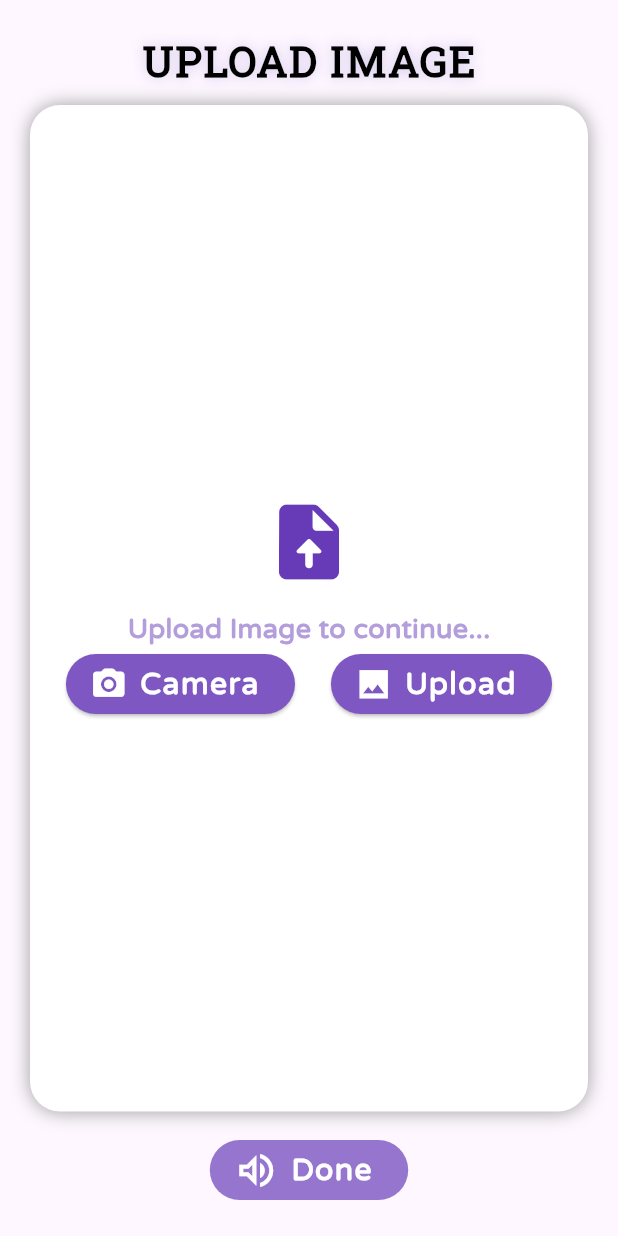
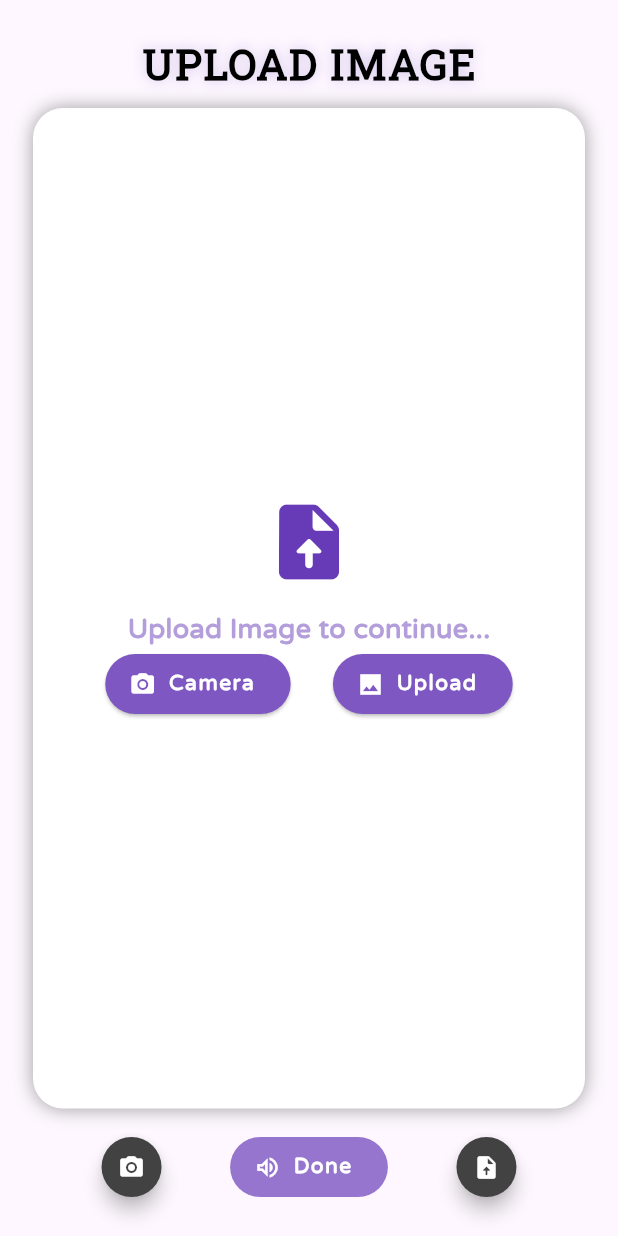
Before and after one commit to Perumallpardhiv/SignLanguage, a Flutter app: the UploadSignText screen opened by its route, after a tap on "Done", on a phone screen of 412 x 824 dp. Run offline on Flutter 3.47's test engine with Material 2 defaults, Android fonts, the phone set to English and light mode, and no system bars; our stand-ins replace action_slider, flutter_tts, get, image_picker; missing offline and left inert: tflite; statements that could not run were skipped.

Commit message:
updated upload and translate

```diff
--- a/lib/getx/upload_imgtoSign.dart
+++ b/lib/getx/upload_imgtoSign.dart
@@ -1,11 +1,14 @@
 import 'dart:io';
 import 'package:get/get.dart';
 import 'package:image_picker/image_picker.dart';
+import 'package:signlang/routes/route_constants.dart';
 import 'package:tflite/tflite.dart';
 
 class UploadImage extends GetxController {
   final ImagePicker image = ImagePicker();
   Rx<File?> selectedImage = Rx<File?>(null);
+  Rx<String> label = '_'.obs;
+  Rx<bool> isLoading = true.obs;
 
   onInit() {
     super.onInit();
@@ -34,7 +37,9 @@ class UploadImage extends GetxController {
     }
   }
 
-  void predictSign() async {
+  Future<void> predictSign() async {
+    if (selectedImage.value?.path != null) {
+      Get.toNamed(RouteConstants.textPage);
       var recognitions = await Tflite.runModelOnImage(
         path: selectedImage.value!.path,
         // numResults: 2,
@@ -43,5 +48,10 @@ class UploadImage extends GetxController {
         // imageStd: 127.5,
       );
       print(recognitions);
+      if (recognitions?.length != 0) {
+        label.value = recognitions![0]['label'];
+      }
+      isLoading.value = false;
     }
   }
+}
--- a/lib/routes/route_constants.dart
+++ b/lib/routes/route_constants.dart
@@ -1,6 +1,7 @@
 class RouteConstants {
   static const String home = '/';
   static const String upload = '/upload';
+  static const String textPage = '/textpage';
   static const String translate = '/translate';
   static const String respectiveSigns = '/respectiveSigns';
   static const String realtime = '/realtime';
--- a/lib/routes/route_manager.dart
+++ b/lib/routes/route_manager.dart
@@ -4,6 +4,7 @@ import 'package:signlang/views/screens/home.dart';
 import 'package:signlang/views/screens/learn_signs.dart';
 import 'package:signlang/views/screens/realtime_sign_to_text.dart';
 import 'package:signlang/views/screens/respective_signs.dart';
+import 'package:signlang/views/screens/respective_text_page.dart';
 import 'package:signlang/views/screens/special_sign.dart';
 import 'package:signlang/views/screens/translate_text_to_sign.dart';
 import 'package:signlang/views/screens/upload_to_Sign.dart';
@@ -16,6 +17,9 @@ class RouteManager {
 
       case RouteConstants.upload:
         return MaterialPageRoute(builder: (context) => UploadSignText());
+
+      case RouteConstants.textPage:
+        return MaterialPageRoute(builder: (context) => TextPage());
 
       case RouteConstants.translate:
         return MaterialPageRoute(builder: (context) => TranslateTextSign());
--- a/lib/views/screens/home.dart
+++ b/lib/views/screens/home.dart
@@ -23,7 +23,7 @@ class _HomeState extends State<Home> {
               child: Text(
                 "Select Required Option...",
                 style: TextStyle(
-                  fontSize: 30,
+                  fontSize: 27.5,
                   fontWeight: FontWeight.bold,
                   color: Colors.black,
                 ),
--- a/lib/views/screens/upload_to_Sign.dart
+++ b/lib/views/screens/upload_to_Sign.dart
@@ -15,9 +15,8 @@ class _UploadSignTextState extends State<UploadSignText> {
   @override
   Widget build(BuildContext context) {
     return Scaffold(
-      // appBar: AppBar(),
       body: Padding(
-        padding: const EdgeInsets.all(20),
+        padding: EdgeInsets.all(22),
         child: Column(
           children: [
             Center(
@@ -54,6 +53,8 @@ class _UploadSignTextState extends State<UploadSignText> {
                   ),
                   child: (controller1.selectedImage.value == null)
                       ? Center(
+                          child: Container(
+                            padding: EdgeInsets.symmetric(horizontal: 20),
                             child: Column(
                               mainAxisSize: MainAxisSize.min,
                               children: [
@@ -87,14 +88,12 @@ class _UploadSignTextState extends State<UploadSignText> {
                                       icon: Icon(
                                         Icons.camera_alt_rounded,
                                         color: Colors.white,
-                                      size: 25,
                                       ),
                                       label: Text(
                                         "Camera",
                                         style: TextStyle(
                                           fontWeight: FontWeight.w600,
                                           letterSpacing: 1,
-                                        fontSize: 20,
                                           color: Colors.white,
                                         ),
                                       ),
@@ -111,14 +110,12 @@ class _UploadSignTextState extends State<UploadSignText> {
                                       icon: const Icon(
                                         Icons.image_sharp,
                                         color: Colors.white,
-                                      size: 25,
                                       ),
                                       label: Text(
                                         "Upload",
                                         style: TextStyle(
                                           fontWeight: FontWeight.w600,
                                           letterSpacing: 1,
-                                        fontSize: 20,
                                           color: Colors.white,
                                         ),
                                       ),
@@ -127,18 +124,36 @@ class _UploadSignTextState extends State<UploadSignText> {
                                 ),
                               ],
                             ),
+                          ),
                         )
-                      : GestureDetector(
-                          onTap: () => controller1.takeImage(),
-                          child: Image.file(controller1.selectedImage.value!),
-                        ),
+                      : Image.file(controller1.selectedImage.value!),
                 );
               }),
             ),
             const SizedBox(height: 15),
+            Row(
+              mainAxisAlignment: MainAxisAlignment.spaceEvenly,
+              children: [
+                ElevatedButton(
+                  style: ElevatedButton.styleFrom(
+                    elevation: 5,
+                    backgroundColor: Colors.grey.shade800,
+                    shape: CircleBorder(),
+                  ),
+                  onPressed: () {
+                    controller1.takeImage();
+                  },
+                  child: Padding(
+                    padding: EdgeInsets.all(5),
+                    child: Icon(
+                      Icons.camera_alt_rounded,
+                      color: Colors.white,
+                    ),
+                  ),
+                ),
                 ElevatedButton.icon(
                   onPressed: () async {
-                controller1.predictSign();
+                    await controller1.predictSign();
                   },
                   style: ElevatedButton.styleFrom(
                     elevation: 0,
@@ -148,17 +163,34 @@ class _UploadSignTextState extends State<UploadSignText> {
                   icon: const Icon(
                     Icons.volume_up_outlined,
                     color: Colors.white,
-                size: 30,
                   ),
                   label: Text(
                     "Done",
                     style: TextStyle(
                       fontWeight: FontWeight.w700,
                       letterSpacing: 1,
-                  fontSize: 20,
                       color: Colors.white,
                     ),
                   ),
+                ),
+                ElevatedButton(
+                  style: ElevatedButton.styleFrom(
+                    elevation: 5,
+                    backgroundColor: Colors.grey.shade800,
+                    shape: CircleBorder(),
+                  ),
+                  onPressed: () {
+                    controller1.uploadImage();
+                  },
+                  child: Padding(
+                    padding: const EdgeInsets.all(5),
+                    child: Icon(
+                      Icons.upload_file_rounded,
+                      color: Colors.white,
+                    ),
+                  ),
+                ),
+              ],
             ),
           ],
         ),
--- a/pubspec.yaml
+++ b/pubspec.yaml
@@ -39,6 +39,7 @@ dependencies:
   image_picker: ^1.0.4
   get: ^4.6.6
   tflite: ^1.1.2
+  flutter_tts: ^3.8.3
 
 dev_dependencies:
   flutter_test:
```
Also changed, not shown: lib/getx/translate_text_field.dart (+9 -0 lines), lib/views/screens/respective_signs.dart (+5 -6 lines), lib/views/screens/respective_text_page.dart (added, +68 -0 lines), pubspec.lock, 4 other files. Lines whose indentation alone changed are shown as unchanged.
